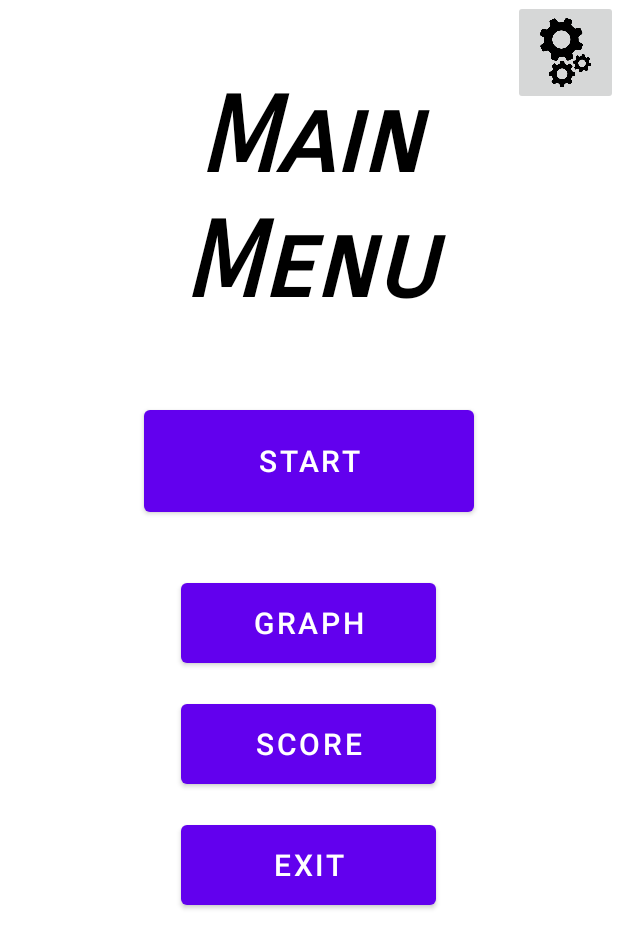
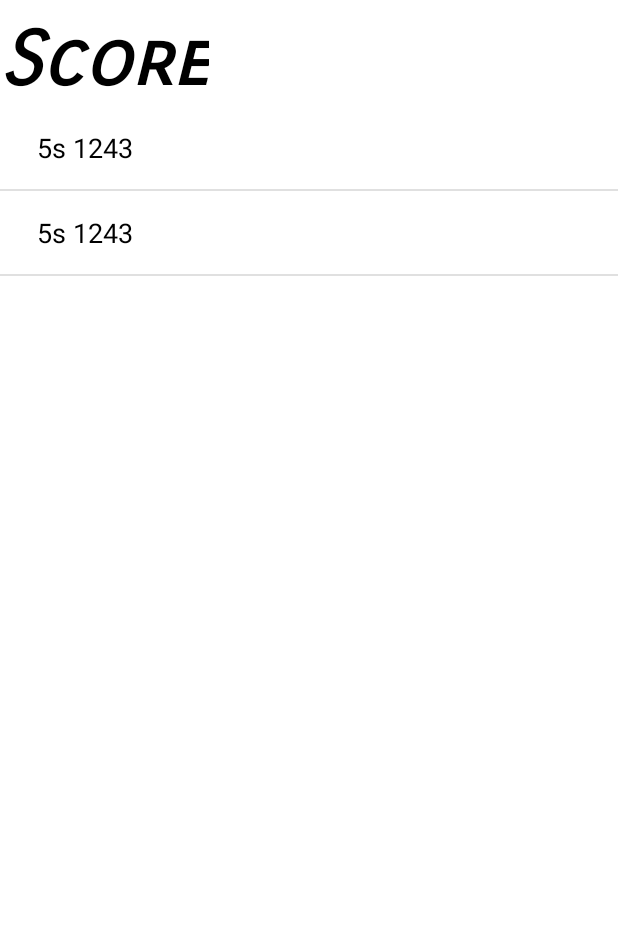
Before and after one commit to ChristiancodeChristian/Trackpad_App, an Android app: the MainActivity screen opened directly, with no data from a screen before it, after a tap on "SCORE", on a phone screen of 412 x 824 dp. Shown: the top 948 px of the screen. Run offline under Robolectric (Android 15) with nearby library versions, the phone set to English and light mode, and no system bars.

Commit message:
look description
- alle activities erstellt (unvollständig)
- dark mode button initalisiert
- score: save and load List View

```diff
--- a/BuildYourOwnUI/app/src/main/java/com/example/buildyourownui/MainActivity.java
+++ b/BuildYourOwnUI/app/src/main/java/com/example/buildyourownui/MainActivity.java
@@ -6,16 +6,11 @@ import android.view.View;
 import android.widget.Button;
 import android.widget.ImageButton;
 
-import androidx.fragment.app.FragmentManager;
-import androidx.fragment.app.FragmentTransaction;
-
 
 public class MainActivity extends AppCompat {
     // initializing variables
     private Button btnStart, btnGraph, btnScore, btnExit;
     private ImageButton btnSettings;
-
-    //public static FragmentManager fragmentManager;
 
     @Override
     protected void onCreate(Bundle savedInstanceState) {
@@ -29,21 +24,12 @@ public class MainActivity extends AppCompat {
         btnGraph = findViewById(R.id.btnGraph);
         btnScore = findViewById(R.id.btnScores);
 
-/*        fragmentManager = getSupportFragmentManager();
-        if (findViewById(R.id.fragment_container)!=null){
-
-            if(savedInstanceState!=null){return;}
-            FragmentTransaction fragmentTransaction = fragmentManager.beginTransaction();
-            HomeFragment homeFragment = new HomeFragment();
-            fragmentTransaction.add(R.id.fragment_container, homeFragment, null);
-            fragmentTransaction.commit();
-        }*/
-
+        // open Settings Activity
         btnSettings.setOnClickListener(new View.OnClickListener() {
             @Override
             public void onClick(View view) {
-                Intent intent = new Intent(MainActivity.this, SettingsActivity.class);
-                startActivity(intent);
+                Intent intentSettings = new Intent(MainActivity.this, SettingsActivity.class);
+                startActivity(intentSettings);
             }
         });
 
@@ -51,10 +37,8 @@ public class MainActivity extends AppCompat {
         btnGraph.setOnClickListener(new View.OnClickListener() {
             @Override
             public void onClick(View view) {
-                Intent intent = new Intent(MainActivity.this, SettingsActivity.class);
-                startActivity(intent);
-                //Intent intent = new Intent(MainActivity.this, GraphActivity.class);
-                //startActivity(intent);
+                Intent intentGraph = new Intent(MainActivity.this, GraphActivity.class);
+                startActivity(intentGraph);
             }
         });
 
@@ -62,8 +46,8 @@ public class MainActivity extends AppCompat {
         btnStart.setOnClickListener(new View.OnClickListener() {
             @Override
             public void onClick(View view) {
-                //Intent intent = new Intent(MainActivity.this, GameActivity.class);
-                //startActivity(intent);
+                Intent intentGame = new Intent(MainActivity.this, GameActivity.class);
+                startActivity(intentGame);
             }
         });
 
@@ -71,14 +55,20 @@ public class MainActivity extends AppCompat {
         btnScore.setOnClickListener(new View.OnClickListener() {
             @Override
             public void onClick(View view) {
-                //Intent intent = new Intent(MainActivity.this, ScoreActivity.class);
-                //startActivity(intent);
+                Intent intentScore = new Intent(MainActivity.this, ScoreActivity.class);
+                startActivity(intentScore);
+            }
+        });
+
+        //close App
+        btnExit.setOnClickListener(new View.OnClickListener() {
+            @Override
+            public void onClick(View view) {
+                MainActivity.this.finish(); //exits the activity
             }
         });
 
 
-    }
+    };
 
-
-    ;
 }
--- /dev/null
+++ b/BuildYourOwnUI/app/src/main/java/com/example/buildyourownui/ScoreActivity.java
@@ -0,0 +1,114 @@
+package com.example.buildyourownui;
+
+import android.content.Context;
+import android.content.Intent;
+import android.os.Bundle;
+import android.view.View;
+import android.widget.ArrayAdapter;
+import android.widget.Button;
+import android.widget.ListView;
+
+import java.io.File;
+import java.io.FileInputStream;
+import java.io.FileOutputStream;
+import java.util.ArrayList;
+import java.util.Arrays;
+
+public class ScoreActivity extends AppCompat {
+    // initializing variables
+    private Button btnScore2Graph;
+    private ArrayAdapter<String> listAdapterEvents;
+    private ArrayList<String> listData;
+    private ListView listViewEvents;
+
+    @Override
+    protected void onCreate(Bundle savedInstanceState) {
+        super.onCreate(savedInstanceState);
+        setContentView(R.layout.acitivity_score);
+
+        // Variables from GUI
+        btnScore2Graph = findViewById(R.id.btnScore2Graph);
+        listViewEvents = findViewById(R.id.listViewEvents);
+
+        // Java class
+        UsernameManager usernameManager = new UsernameManager(this);
+
+        //open Graph Activity
+        btnScore2Graph.setOnClickListener(new View.OnClickListener() {
+            @Override
+            public void onClick(View view) {
+                Intent intentGraph = new Intent(ScoreActivity.this, GraphActivity.class);
+                startActivity(intentGraph);
+            }
+        });
+
+        /** List View */
+        //Create list data storage (String)
+        listData = new ArrayList<>();
+        //Create ArrayAdapter to display a list of texts (String)
+        listAdapterEvents = new ArrayAdapter<>(this, R.layout.simple_list_item, listData);
+
+        //Set adapter to be used by list view
+        listViewEvents.setAdapter(listAdapterEvents);
+
+        // load old score list
+        loadContent();
+
+        //Test of list:
+        String user = usernameManager.getUser();
+        String time = "5s";
+        String score = "1243";
+
+        // put new item to score list
+        addListItem(user, time, score);
+
+
+
+    }
+
+    private void addListItem(String user, String time, String score){
+        //combine timestamp and parameter
+        listData.add(String.format("%s %s %s", user, time, score));
+
+        //notify the adapter that the underlying data has changed
+        listAdapterEvents.notifyDataSetChanged();
+    }
+
+    public void loadContent(){
+        File path = getApplicationContext().getFilesDir();
+        File readFrom = new File(path, "list.txt");
+        byte[] content = new byte[(int) readFrom.length()];
+
+        try {
+            FileInputStream stream = new FileInputStream(readFrom);
+            stream.read(content);
+
+            String s = new String(content);
+            s = s.substring(1, s.length() - 1);
+            String split[] = s.split(", ");
+
+            listData = new ArrayList<>(Arrays.asList(split));
+            listAdapterEvents = new ArrayAdapter<>(this, R.layout.simple_list_item, listData);
+            listViewEvents.setAdapter(listAdapterEvents);
+        } catch (Exception e) {
+            e.printStackTrace();
+        }
+    }
+
+    @Override
+    protected void onDestroy() {
+        super.onDestroy();
+
+        File path = getApplicationContext().getFilesDir();
+        try {
+            FileOutputStream writer = new FileOutputStream(new File(path, "list.txt"));
+            writer.write(listData.toString().getBytes());
+            writer.close();
+        } catch (Exception e) {
+            e.printStackTrace();
+        }
+
+
+    }
+
+}
--- /dev/null
+++ b/BuildYourOwnUI/app/src/main/res/layout/acitivity_game.xml
@@ -0,0 +1,6 @@
+<?xml version="1.0" encoding="utf-8"?>
+<androidx.constraintlayout.widget.ConstraintLayout xmlns:android="http://schemas.android.com/apk/res/android"
+    android:layout_width="match_parent"
+    android:layout_height="match_parent">
+
+</androidx.constraintlayout.widget.ConstraintLayout>
--- /dev/null
+++ b/BuildYourOwnUI/app/src/main/res/layout/acitivity_score.xml
@@ -0,0 +1,41 @@
+<?xml version="1.0" encoding="utf-8"?>
+<androidx.constraintlayout.widget.ConstraintLayout xmlns:android="http://schemas.android.com/apk/res/android"
+    xmlns:app="http://schemas.android.com/apk/res-auto"
+    xmlns:tools="http://schemas.android.com/tools"
+    android:layout_width="match_parent"
+    android:layout_height="match_parent">
+
+    <LinearLayout
+        android:layout_width="match_parent"
+        android:layout_height="match_parent"
+        android:orientation="vertical">
+
+        <TextView
+            android:layout_width="wrap_content"
+            android:layout_height="wrap_content"
+            android:fontFamily="sans-serif-smallcaps"
+            android:paddingTop="10dp"
+            android:text="@string/mainScore"
+            android:textAlignment="center"
+            android:textAllCaps="false"
+            android:textSize="50sp"
+            android:textStyle="bold|italic" />
+
+        <ListView
+            android:id="@+id/listViewEvents"
+            android:layout_width="match_parent"
+            android:layout_height="match_parent"
+            android:entries="@android:array/imProtocols"
+            app:layout_constraintBottom_toBottomOf="parent"
+            app:layout_constraintEnd_toEndOf="parent"
+            app:layout_constraintStart_toStartOf="parent"
+            app:layout_constraintTop_toTopOf="parent" />
+
+        <Button
+            android:id="@+id/btnScore2Graph"
+            android:layout_width="wrap_content"
+            android:layout_height="wrap_content"
+            android:text="@string/mainGraph" />
+    </LinearLayout>
+
+</androidx.constraintlayout.widget.ConstraintLayout>
--- /dev/null
+++ b/BuildYourOwnUI/app/src/main/res/layout/activity_game.xml
@@ -0,0 +1,6 @@
+<?xml version="1.0" encoding="utf-8"?>
+<androidx.constraintlayout.widget.ConstraintLayout xmlns:android="http://schemas.android.com/apk/res/android"
+    android:layout_width="match_parent"
+    android:layout_height="match_parent">
+
+</androidx.constraintlayout.widget.ConstraintLayout>
--- /dev/null
+++ b/BuildYourOwnUI/app/src/main/res/layout/activity_graph.xml
@@ -0,0 +1,6 @@
+<?xml version="1.0" encoding="utf-8"?>
+<androidx.constraintlayout.widget.ConstraintLayout xmlns:android="http://schemas.android.com/apk/res/android"
+    android:layout_width="match_parent"
+    android:layout_height="match_parent">
+
+</androidx.constraintlayout.widget.ConstraintLayout>
--- /dev/null
+++ b/BuildYourOwnUI/app/src/main/res/layout/activity_score.xml
@@ -0,0 +1,6 @@
+<?xml version="1.0" encoding="utf-8"?>
+<androidx.constraintlayout.widget.ConstraintLayout xmlns:android="http://schemas.android.com/apk/res/android"
+    android:layout_width="match_parent"
+    android:layout_height="match_parent">
+
+</androidx.constraintlayout.widget.ConstraintLayout>
--- /dev/null
+++ b/BuildYourOwnUI/app/src/main/res/layout/simple_list_item.xml
@@ -0,0 +1,11 @@
+<?xml version="1.0" encoding="utf-8"?>
+<TextView xmlns:android="http://schemas.android.com/apk/res/android"
+    android:id="@+id/lblListItem"
+    android:layout_width="match_parent"
+    android:layout_height="match_parent"
+    android:paddingHorizontal="20dp"
+    android:paddingVertical="15dp"
+    android:text="dummy"
+    android:textSize="18sp">
+
+</TextView>
--- a/BuildYourOwnUI/app/src/main/res/values-night/themes.xml
+++ b/BuildYourOwnUI/app/src/main/res/values-night/themes.xml
@@ -15,4 +15,6 @@
         <item name="android:statusBarColor">?attr/colorPrimaryVariant</item>
         <!-- Customize your theme here. -->
     </style>
+
+
 </resources>
--- a/BuildYourOwnUI/app/src/main/res/values/themes.xml
+++ b/BuildYourOwnUI/app/src/main/res/values/themes.xml
@@ -16,4 +16,5 @@
         <!-- Customize your theme here. -->
     </style>
 
+
 </resources>
```
Also changed, not shown: BuildYourOwnUI/app/src/main/AndroidManifest.xml (+21 -0 lines), BuildYourOwnUI/app/src/main/java/com/example/buildyourownui/GameActivity.java (added, +18 -0 lines), BuildYourOwnUI/app/src/main/java/com/example/buildyourownui/GraphActivity.java (added, +29 -0 lines), BuildYourOwnUI/app/src/main/java/com/example/buildyourownui/SettingsActivity.java (+29 -6 lines), BuildYourOwnUI/app/src/main/java/com/example/buildyourownui/UsernameManager.java (+2 -5 lines), BuildYourOwnUI/app/src/main/res/layout/acitivity_graph.xml (added, +40 -0 lines), BuildYourOwnUI/app/src/main/res/layout/acitivity_settings.xml (+8 -6 lines), BuildYourOwnUI/app/src/main/res/drawable/homebutton.png (added), 1 other file.
